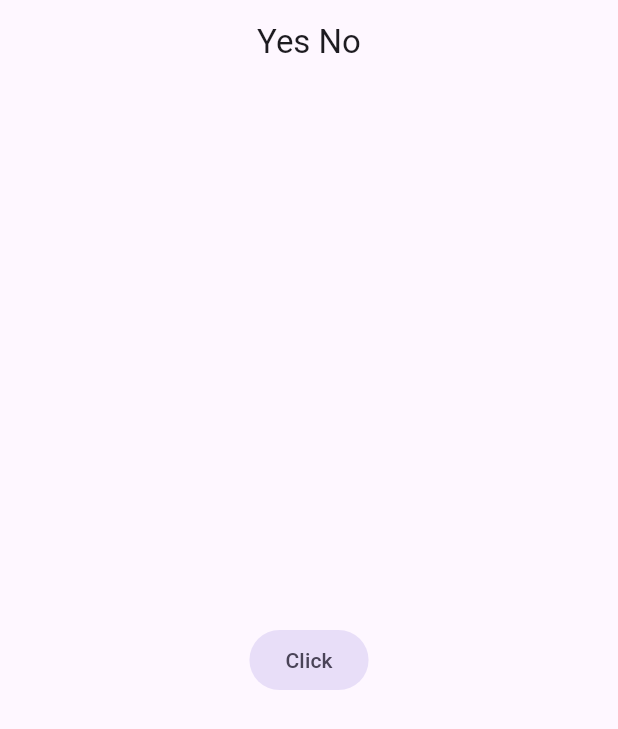
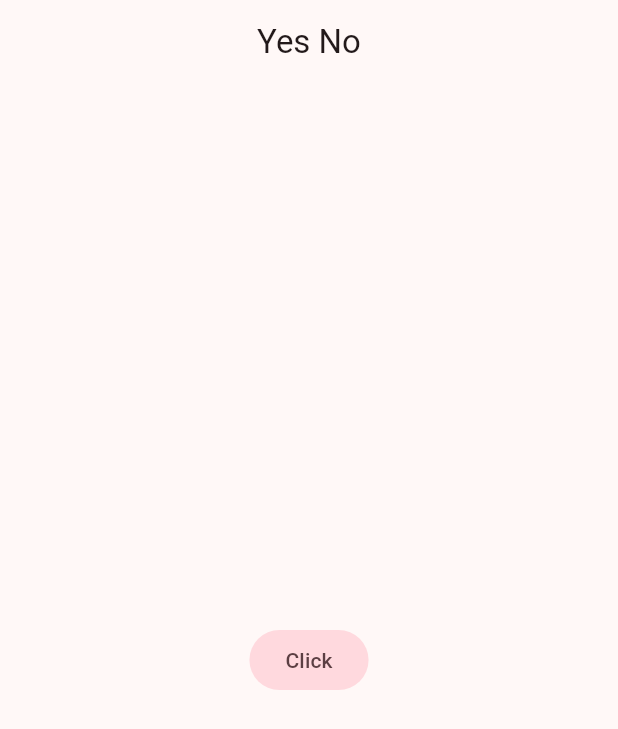
Before and after one commit to willywonka-aaa/yes_no_git, a Flutter app: the screen it shows after launch, on a phone screen of 412 x 824 dp. Shown: the top 729 px of the screen. Run offline on Flutter 3.47's test engine with Material 2 defaults, Android fonts, the phone set to English and light mode, and no system bars.

Commit message:
v67 agregando paleta de colores

```diff
--- a/lib/config/theme/app_theme.dart
+++ b/lib/config/theme/app_theme.dart
@@ -1,9 +1,22 @@
 import 'package:flutter/material.dart';
+
+const Color _customColor = Color(0xFF53658F);
+
+const List<Color> _colorThemes = [
+  _customColor,
+  Colors.white,
+  Colors.blueAccent,
+  Colors.pink,
+  Colors.green,
+  Colors.yellowAccent,
+  Colors.orange,
+];
 
 class AppTheme {
   ThemeData theme() {
     return ThemeData(
       useMaterial3: true,
+      colorSchemeSeed: _colorThemes[3],
     );
   }
 }
```
